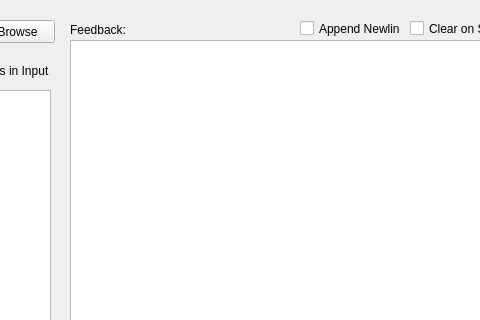
Before: the Qt Designer form src/user-interfaces/gui-custom-cmd.ui in Donn13Darko/uC_Interfacer, drawn with Qt 5; both pictures show x 390 to 870 and y 0 to 320 of the 1050 by 420 pixel window.
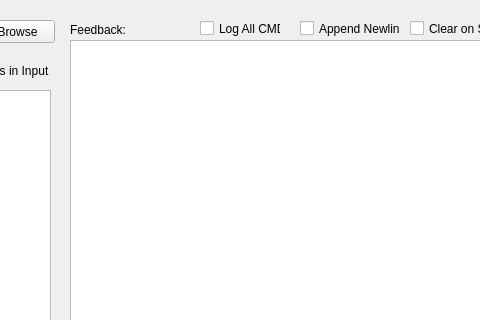
After: the same form once the commit is applied.

Commit message: Added disable logging for custom_cmd and fixed reset button bug (gui not reset each time button was clicked)

The edit to the form file:
```diff
--- a/src/user-interfaces/gui-custom-cmd.ui
+++ b/src/user-interfaces/gui-custom-cmd.ui
@@ -429,6 +429,19 @@
     </rect>
    </property>
   </widget>
+  <widget class="QCheckBox" name="FeedbackLogAllCMDs_CheckBox">
+   <property name="geometry">
+    <rect>
+     <x>590</x>
+     <y>20</y>
+     <width>81</width>
+     <height>17</height>
+    </rect>
+   </property>
+   <property name="text">
+    <string>Log All CMDs</string>
+   </property>
+  </widget>
  </widget>
  <resources/>
  <connections/>
```
The commit also changes 4 other files.
